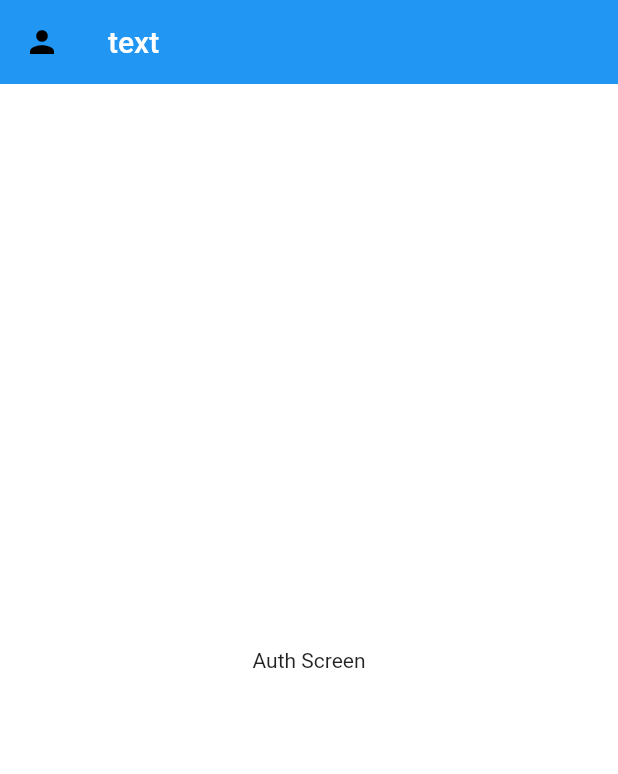
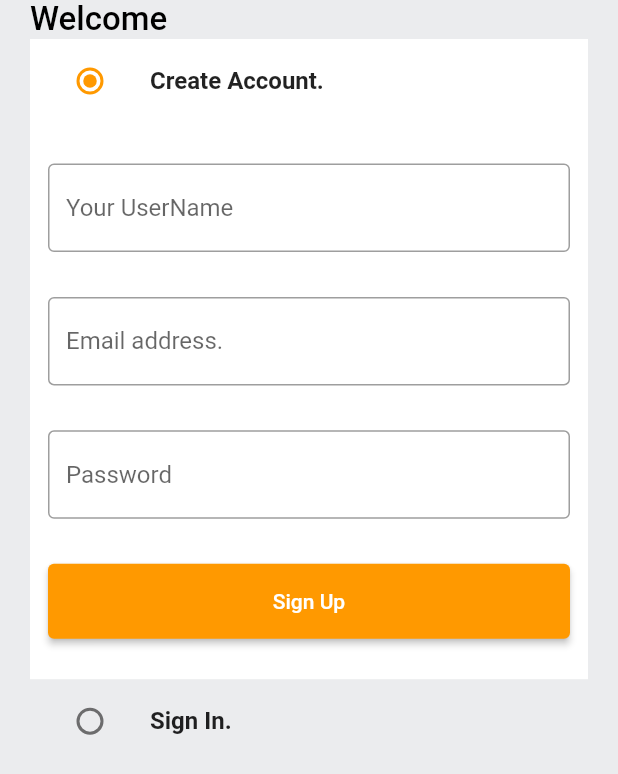
Before and after one commit to kritbovorn/amazon_clone_tutorial, a Flutter app: the AuthScreen screen opened by its route, on a phone screen of 412 x 824 dp. Shown: the top 774 px of the screen. Run offline on Flutter 3.47's test engine with Material 2 defaults, Android fonts, the phone set to English and light mode, and no system bars.

Commit message:
38:50: finish layout SignIn, SignUp

```diff
--- /dev/null
+++ b/lib/common/widgets/custom_button.dart
@@ -0,0 +1,24 @@
+import 'package:flutter/material.dart';
+
+class CustomButton extends StatelessWidget {
+  final String title;
+  final VoidCallback onPressed;
+  const CustomButton({
+    Key? key,
+    required this.title,
+    required this.onPressed,
+  }) : super(key: key);
+
+  @override
+  Widget build(BuildContext context) {
+    return ElevatedButton(
+      onPressed: onPressed,
+      style: ElevatedButton.styleFrom(
+        minimumSize: const Size(double.infinity, 50),
+      ),
+      child: Text(
+        title,
+      ),
+    );
+  }
+}
--- /dev/null
+++ b/lib/common/widgets/custom_text_field.dart
@@ -0,0 +1,34 @@
+import 'package:flutter/material.dart';
+
+class CustomTextField extends StatelessWidget {
+  final TextEditingController textEditingController;
+  final String hintText;
+  const CustomTextField({
+    Key? key,
+    required this.textEditingController,
+    required this.hintText,
+  }) : super(key: key);
+
+  @override
+  Widget build(BuildContext context) {
+    return TextFormField(
+      controller: textEditingController,
+      decoration: InputDecoration(
+        hintText: hintText,
+        border: const OutlineInputBorder(
+          borderSide: BorderSide(
+            color: Colors.black38,
+          ),
+        ),
+        enabledBorder: const OutlineInputBorder(
+          borderSide: BorderSide(
+            color: Colors.black38,
+          ),
+        ),
+      ),
+      validator: (value) {
+        return null;
+      },
+    );
+  }
+}
--- a/lib/features/auth/screens/auth_screen.dart
+++ b/lib/features/auth/screens/auth_screen.dart
@@ -1,4 +1,12 @@
+import 'package:amazon_clone_tutorial/common/widgets/custom_button.dart';
+import 'package:amazon_clone_tutorial/common/widgets/custom_text_field.dart';
+import 'package:amazon_clone_tutorial/constants/global_variables.dart';
 import 'package:flutter/material.dart';
+
+enum Auth {
+  signin,
+  signup,
+}
 
 class AuthScreen extends StatefulWidget {
   static const String routeName = '/auth-screen';
@@ -10,15 +18,144 @@ class AuthScreen extends StatefulWidget {
 }
 
 class _AuthScreenState extends State<AuthScreen> {
+  Auth _auth = Auth.signup;
+  final GlobalKey<FormState> _signUpFormKey = GlobalKey<FormState>();
+  final GlobalKey<FormState> _signInFormKey = GlobalKey<FormState>();
+
+  final TextEditingController _emailController = TextEditingController();
+  final TextEditingController _passwordController = TextEditingController();
+  final TextEditingController _nameController = TextEditingController();
+
+  @override
+  void dispose() {
+    super.dispose();
+    _emailController.dispose();
+    _passwordController.dispose();
+    _nameController.dispose();
+  }
+
   @override
   Widget build(BuildContext context) {
+    Size size = MediaQuery.of(context).size;
     return Scaffold(
-      appBar: AppBar(
-        title: const Text('text'),
-        leading: const Icon(Icons.person),
-      ),
-      body: const Center(
-        child: Text('Auth Screen'),
+      body: SafeArea(
+        child: Padding(
+          padding: const EdgeInsets.symmetric(horizontal: 20),
+          child: Column(
+            crossAxisAlignment: CrossAxisAlignment.start,
+            children: [
+              const Text(
+                'Welcome',
+                style: TextStyle(
+                  color: Colors.black,
+                  fontSize: 22,
+                  fontWeight: FontWeight.w500,
+                ),
+              ),
+              ListTile(
+                title: const Text(
+                  'Create Account.',
+                  style: TextStyle(
+                    // color: ,
+                    // fontSize: 22,
+                    fontWeight: FontWeight.bold,
+                  ),
+                ),
+                tileColor: _auth == Auth.signup
+                    ? GlobalVariables.backgroundColor
+                    : GlobalVariables.greyBackgroundCOlor,
+                leading: Radio(
+                  activeColor: GlobalVariables.secondaryColor,
+                  value: Auth.signup,
+                  groupValue: _auth,
+                  onChanged: (Auth? value) {
+                    setState(() {
+                      _auth = value!;
+                    });
+                  },
+                ),
+              ),
+              if (_auth == Auth.signup)
+                Container(
+                  padding: const EdgeInsets.all(12),
+                  height: size.height * 0.45,
+                  color: GlobalVariables.backgroundColor,
+                  child: Form(
+                    key: _signUpFormKey,
+                    child: Column(
+                      mainAxisAlignment: MainAxisAlignment.spaceAround,
+                      children: [
+                        CustomTextField(
+                            textEditingController: _nameController,
+                            hintText: 'Your UserName'),
+                        CustomTextField(
+                          textEditingController: _emailController,
+                          hintText: 'Email address.',
+                        ),
+                        CustomTextField(
+                          textEditingController: _passwordController,
+                          hintText: 'Password',
+                        ),
+                        CustomButton(
+                          title: 'Sign Up',
+                          onPressed: () {},
+                        ),
+                      ],
+                    ),
+                  ),
+                ),
+              ListTile(
+                title: const Text(
+                  'Sign In.',
+                  style: TextStyle(
+                    // color: ,
+                    // fontSize: 22,
+                    fontWeight: FontWeight.bold,
+                  ),
+                ),
+                tileColor: _auth == Auth.signin
+                    ? GlobalVariables.backgroundColor
+                    : GlobalVariables.greyBackgroundCOlor,
+                leading: Radio(
+                  activeColor: GlobalVariables.secondaryColor,
+                  value: Auth.signin,
+                  groupValue: _auth,
+                  onChanged: (Auth? value) {
+                    setState(() {
+                      _auth = value!;
+                    });
+                  },
+                ),
+              ),
+              if (_auth == Auth.signin)
+                Container(
+                  padding: const EdgeInsets.all(12),
+                  height: size.height * 0.38,
+                  color: GlobalVariables.backgroundColor,
+                  child: Form(
+                    key: _signUpFormKey,
+                    child: Column(
+                      mainAxisAlignment: MainAxisAlignment.spaceAround,
+                      children: [
+                        CustomTextField(
+                          textEditingController: _emailController,
+                          hintText: 'Email address.',
+                        ),
+                        CustomTextField(
+                          textEditingController: _passwordController,
+                          hintText: 'Password',
+                        ),
+                        CustomButton(
+                          title: 'Sign In',
+                          onPressed: () {},
+                        ),
+                      ],
+                    ),
+                  ),
+                ),
+            ],
+          ),
+        ),
       ),
     );
   }
--- a/lib/main.dart
+++ b/lib/main.dart
@@ -18,7 +18,7 @@ class MyApp extends StatelessWidget {
       debugShowCheckedModeBanner: false,
       title: 'Amazon Clone',
       theme: ThemeData(
-        scaffoldBackgroundColor: GlobalVariables.backgroundColor,
+        scaffoldBackgroundColor: GlobalVariables.greyBackgroundCOlor,
         appBarTheme: const AppBarTheme(
           elevation: 0,
           iconTheme: IconThemeData(
@@ -34,28 +34,7 @@ class MyApp extends StatelessWidget {
         visualDensity: VisualDensity.adaptivePlatformDensity,
       ),
       onGenerateRoute: (routeSettings) => generateRoute(routeSettings),
-      home: Scaffold(
-        appBar: AppBar(
-          title: const Text('Hello'),
-        ),
-        body: Builder(builder: (context) {
-          return Column(
-            children: [
-              const Center(
-                child: Text('Somethings'),
-              ),
-              ElevatedButton(
-                onPressed: () {
-                  Navigator.pushNamed(context, AuthScreen.routeName);
-                },
-                child: const Text(
-                  'Click',
-                ),
-              ),
-            ],
-          );
-        }),
-      ),
+      home: const AuthScreen(),
     );
   }
 }
```
